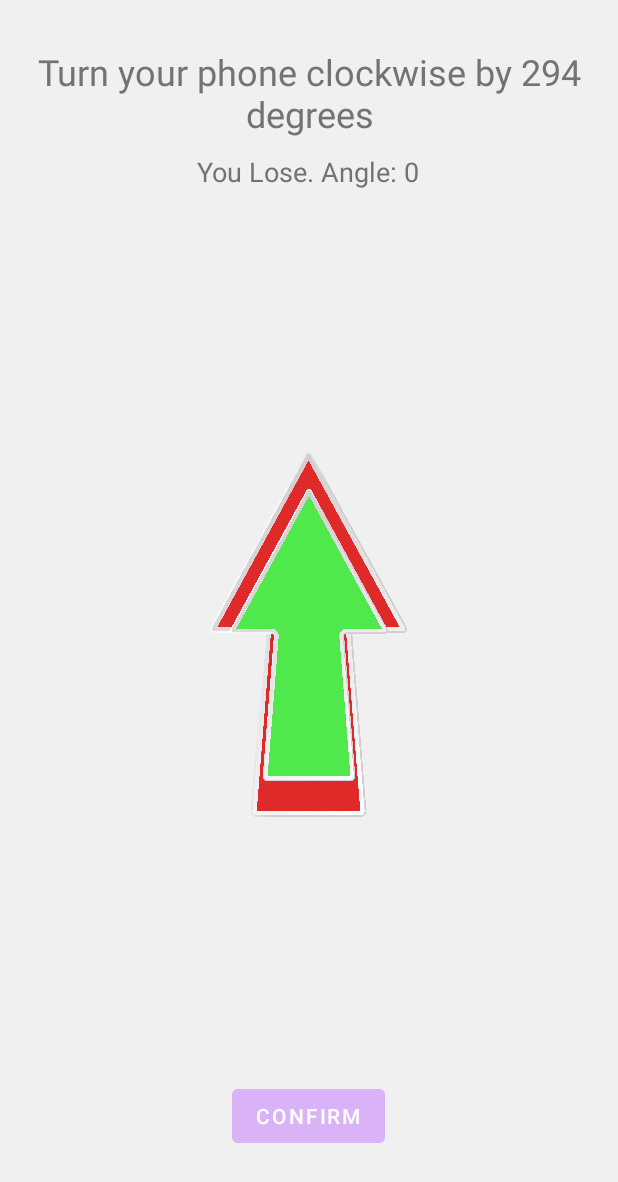
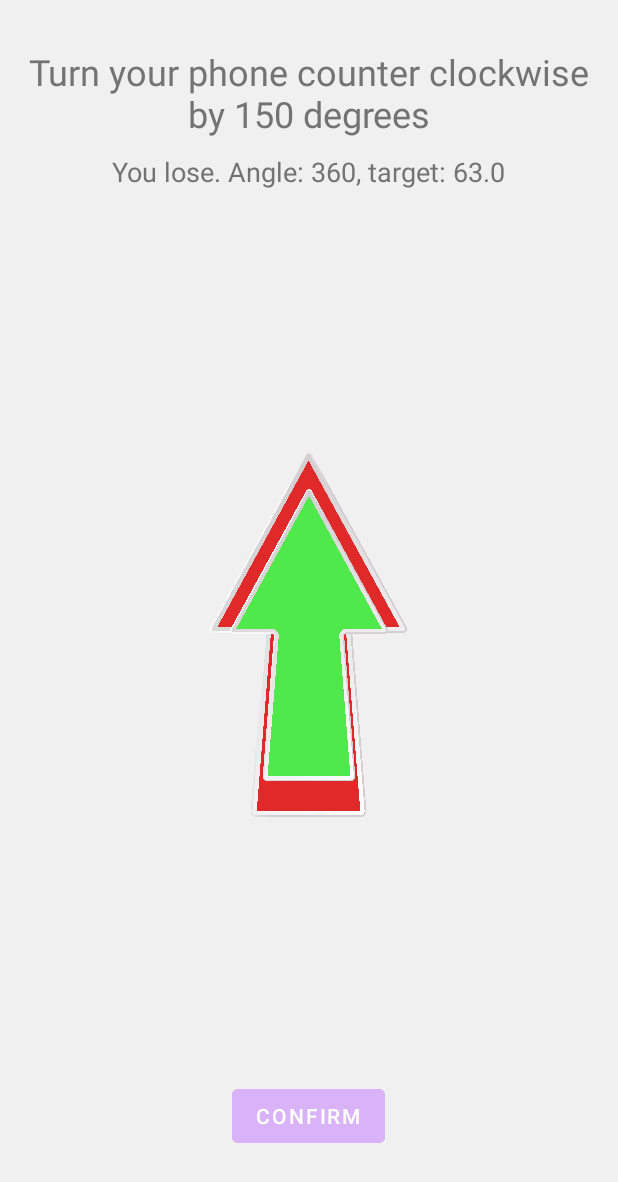
Before and after one commit to ZenoTsT/Progetto-Dispositivi-Mobili, an Android app: the CompassMinigameActivity screen opened directly, with no data from a screen before it, after a tap on "CONFIRM", on a phone screen of 412 x 824 dp. Shown: the top 1182 px of the screen. Run offline under Robolectric (Android 15) with nearby library versions, the phone set to English and light mode, and no system bars.

Commit message:
fine minigioco compass e inizio minigioco accelerometro!!!!

```diff
--- a/app/build.gradle.kts
+++ b/app/build.gradle.kts
@@ -46,6 +46,7 @@ dependencies {
     implementation("androidx.room:room-runtime:2.6.1")
     implementation("androidx.room:room-ktx:2.6.1")
     implementation("com.google.android.material:material:1.11.0")
+    implementation("androidx.activity:activity:1.8.0")
 
     kapt("androidx.room:room-compiler:2.6.1")
     //ksp("androidx.room:room-compiler:2.6.1")
--- a/app/src/main/java/com/example/trivia/CompassMinigameActivity.kt
+++ b/app/src/main/java/com/example/trivia/CompassMinigameActivity.kt
@@ -27,6 +27,8 @@ class CompassMinigameActivity : AppCompatActivity(), SensorEventListener {
 
     private var targetAngle = 0.0f
     private var tolerance = 10.0f
+
+    private var direction = ""
 
     override fun onCreate(savedInstanceState: Bundle?) {
         super.onCreate(savedInstanceState)
@@ -66,13 +68,11 @@ class CompassMinigameActivity : AppCompatActivity(), SensorEventListener {
             SensorManager.getRotationMatrixFromVector(rotationMatrix, event.values)
             SensorManager.getOrientation(rotationMatrix, currentOrientation)
 
-            // Convert azimuth from radians to degrees and adjust for portrait mode
             currentAzimuth = Math.toDegrees(currentOrientation[0].toDouble()).toFloat()
             if (currentAzimuth < 0) {
                 currentAzimuth += 360
             }
 
-            // Correct the azimuth for portrait orientation
             currentAzimuth = currentAzimuth % 360
 
             // Round azimuth to nearest integer
@@ -91,18 +91,25 @@ class CompassMinigameActivity : AppCompatActivity(), SensorEventListener {
     }
 
     private fun generateNewInstruction() {
+
+        currentAzimuth = 0.0f
+
         val isClockwise = (0..100).random()
-        val direction = if (isClockwise < 50) "clockwise" else "counter clockwise"
+        direction = if (isClockwise < 50) "clockwise" else "counter clockwise"
         val angle = (20..340).random()
         instructionTextView.text = "Turn your phone $direction by $angle degrees"
 
-        targetAngle = if (direction == "clockwise") {
-            (currentAzimuth + angle) % 360
+        if (direction == "clockwise") {
+            targetAngle = (currentAzimuth + angle) % 360
         } else {
-            (currentAzimuth - angle + 360) % 360
+            targetAngle = (currentAzimuth - angle + 360) % 360
         }
 
-        // Round target angle to nearest integer
+        if (targetAngle < 0) {
+            targetAngle += 360
+        }
+        targetAngle = targetAngle % 360
+
         targetAngle = round(targetAngle).toInt().toFloat()
     }
 
@@ -112,9 +119,17 @@ class CompassMinigameActivity : AppCompatActivity(), SensorEventListener {
 
         val angleDifference = abs(roundedAzimuth - roundedTargetAngle)
         if (angleDifference <= tolerance || abs(angleDifference - 360) <= tolerance) {
-            resultTextView.text = "You win! Angle: $roundedAzimuth"
+            if(direction == "clockwise"){
+                resultTextView.text = "You win! Angle: $roundedAzimuth, target: $targetAngle"
+            }else{
+                resultTextView.text = "You win! Angle: ${abs(roundedAzimuth - 360)}, target: ${abs(targetAngle - 360)}"
+            }
         } else {
-            resultTextView.text = "You Lose. Angle: $roundedAzimuth"
+            if(direction == "clockwise"){
+                resultTextView.text = "You lose. Angle: $roundedAzimuth, target: $targetAngle"
+            }else{
+                resultTextView.text = "You lose. Angle: ${abs(roundedAzimuth - 360)}, target: ${abs(targetAngle - 360)}"
+            }
         }
         generateNewInstruction()
     }
--- a/app/src/main/java/com/example/trivia/MainActivity.kt
+++ b/app/src/main/java/com/example/trivia/MainActivity.kt
@@ -46,7 +46,7 @@ class MainActivity : AppCompatActivity() {
 
     private fun startGame() {
 
-        val intent = Intent(this, CompassMinigameActivity::class.java)
+        val intent = Intent(this, BalancingGameActivity::class.java)
         startActivity(intent)
 
         /*val playerNames: ArrayList<String> = extractPlayerNames()
```
Also changed, not shown: app/src/main/AndroidManifest.xml (+6 -1 lines), app/src/main/java/com/example/trivia/BalancingGameActivity.kt (added, +83 -0 lines), app/src/main/res/layout/activity_balancing_game.xml (added, +26 -0 lines), app/src/main/res/drawable/ball.png (added).
